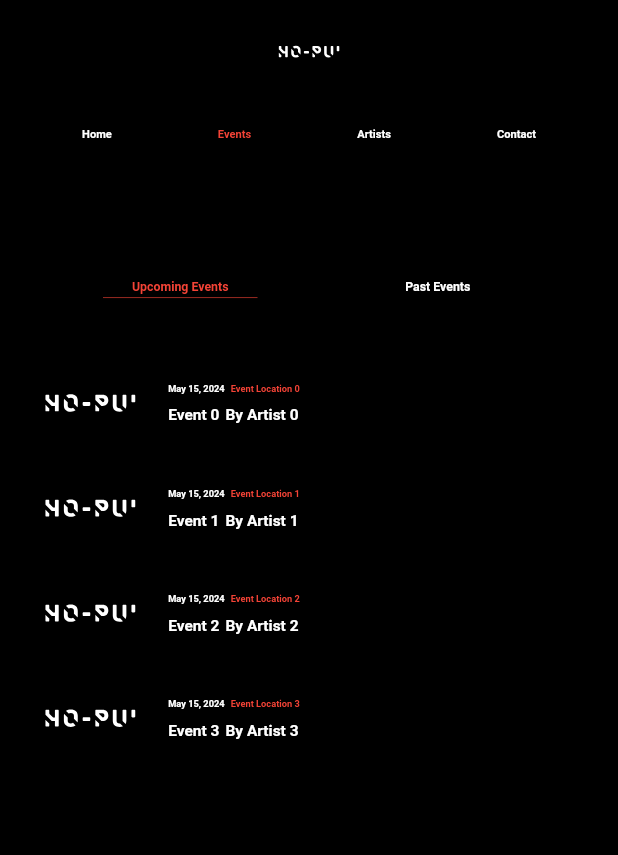
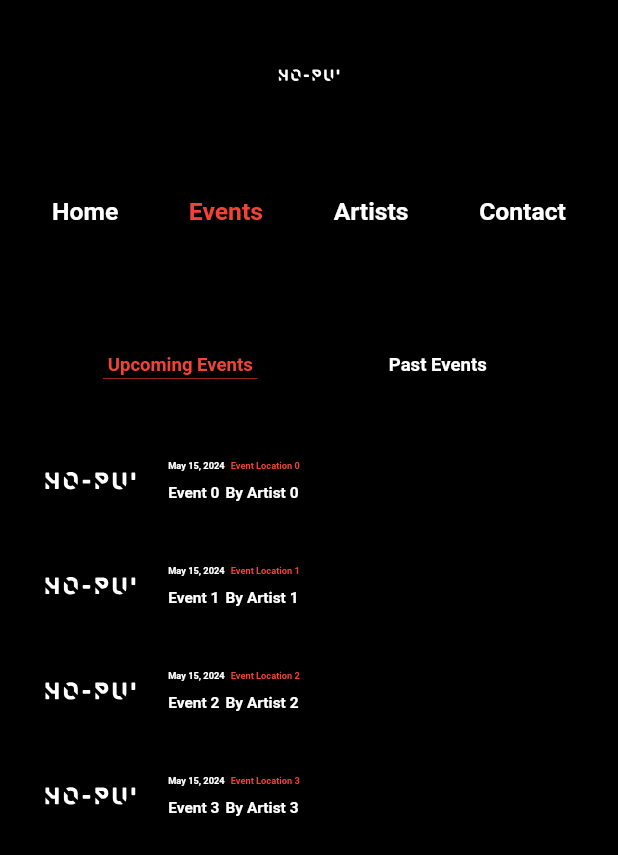
Before and after one commit to BerkaySaygilarlii/HoPu, a Flutter app: the screen it shows after launch, after a tap on "Events", on a phone screen of 412 x 824 dp. Shown: the top 855 px of the screen. Run offline on Flutter 3.47's test engine with Material 2 defaults, Android fonts, the phone set to English and light mode, and no system bars; our stand-ins replace flutter_svg.

Commit message:
home event done
home de event sayfasi hatasiz

```diff
--- a/hopuflutter/lib/main.dart
+++ b/hopuflutter/lib/main.dart
@@ -28,13 +28,16 @@ class _MyHomePageState extends State<MyHomePage> {
   final PageController _pageController = PageController();
   int _currentPageIndex = 0;
 
+
   @override
   Widget build(BuildContext context) {
+    var screenSize = MediaQuery.of(context).size;
     return Scaffold(
       backgroundColor: Colors.black,
       body: Column(
         children: [
           AnimatedCircularContainer(
+
             onTap: () {
               _pageController.animateToPage(
                 0, // HomePage'in index'i
@@ -51,7 +54,7 @@ class _MyHomePageState extends State<MyHomePage> {
             ),
           ),
           Container(
-            height: MediaQuery.of(context).size.height * 0.05,
+            height: screenSize.height * 0.1,
             color: Colors.black,
             child: Row(
               mainAxisAlignment: MainAxisAlignment.spaceEvenly,
@@ -90,6 +93,7 @@ class _MyHomePageState extends State<MyHomePage> {
   }
 
   Widget buildNavItem(int index, String title) {
+    var screenSize = MediaQuery.of(context).size;
     return GestureDetector(
       onTap: () {
         _pageController.animateToPage(
@@ -99,14 +103,15 @@ class _MyHomePageState extends State<MyHomePage> {
         );
       },
       child: Container(
-        padding: EdgeInsets.symmetric(horizontal: 16),
+        padding: EdgeInsets.symmetric(horizontal: screenSize.width*0.03),
         alignment: Alignment.center,
         child: Text(
           title,
           style: TextStyle(
             color: _currentPageIndex == index ? Colors.red : Colors.white,
             fontWeight: FontWeight.bold,
-            fontSize: MediaQuery.of(context).size.width * 0.018,
+            fontSize: screenSize.width * 0.04,
+
           ),
         ),
       ),
@@ -155,6 +160,7 @@ class _AnimatedCircularContainerState
 
   @override
   Widget build(BuildContext context) {
+    var screenSize = MediaQuery.of(context).size;
     return GestureDetector(
       onTap: () {
         widget.onTap();
@@ -164,7 +170,7 @@ class _AnimatedCircularContainerState
         animation: _animationController,
         builder: (context, child) {
           return Container(
-            padding: EdgeInsets.all(5),
+            padding: EdgeInsets.all(screenSize.width*0.05),
             decoration: BoxDecoration(
               shape: BoxShape.circle,
               color: widget.isActive
--- a/hopuflutter/lib/views/artistspage.dart
+++ b/hopuflutter/lib/views/artistspage.dart
@@ -10,7 +10,7 @@ class ArtistsPage extends StatelessWidget {
     return Scaffold(
       backgroundColor: Colors.black,
       body: ListView.builder(
-        itemCount: 4, // Toplam 2 satır olacak şekilde ayarlandı
+        itemCount: 5, // Toplam 2 satır olacak şekilde ayarlandı
         itemBuilder: (context, rowIndex) {
           return Container(
             margin: EdgeInsets.symmetric(vertical: MediaQuery.of(context).size.width*0.05),
@@ -97,7 +97,7 @@ class ArtistsPage extends StatelessWidget {
     required BuildContext context,
   }) {
     return Container(
-      padding: EdgeInsets.all(MediaQuery.of(context).size.width*0.06),
+      padding: EdgeInsets.all(MediaQuery.of(context).size.width*0.03),
       decoration: BoxDecoration(
               border: Border.all(color: Colors.red.withOpacity(0.3)),
               borderRadius: BorderRadius.circular(10),
@@ -117,7 +117,7 @@ class ArtistsPage extends StatelessWidget {
           SizedBox(height: MediaQuery.of(context).size.height*0.02),
           Text(
             artistName,
-            style: TextStyle(fontSize: MediaQuery.of(context).size.width*0.02, fontWeight: FontWeight.normal, color: Colors.white.withOpacity(0.6)),
+            style: TextStyle(fontSize: MediaQuery.of(context).size.width*0.03, fontWeight: FontWeight.normal, color: Colors.white.withOpacity(0.6)),
           ),
           SizedBox(height: MediaQuery.of(context).size.height*0.035),
           ElevatedButton(
@@ -129,11 +129,11 @@ class ArtistsPage extends StatelessWidget {
               shape: RoundedRectangleBorder(
               borderRadius: BorderRadius.circular(2.0), // Butonun köşe yarıçapı
               ),
-              padding: EdgeInsets.symmetric(vertical: MediaQuery.of(context).size.height*0.01, horizontal: MediaQuery.of(context).size.width*0.03),
+              padding: EdgeInsets.all(MediaQuery.of(context).size.width*0.03),
 
             ),
             child: Text('View More',
-            style: TextStyle(fontSize: MediaQuery.of(context).size.width*0.02, fontWeight: FontWeight.normal, color: Colors.white),),
+            style: TextStyle(fontSize: MediaQuery.of(context).size.width*0.03, fontWeight: FontWeight.normal, color: Colors.white),),
           ),
         ],
       ),
--- a/hopuflutter/lib/views/eventpage.dart
+++ b/hopuflutter/lib/views/eventpage.dart
@@ -20,7 +20,7 @@ class _EventPageState extends State<EventPage> {
       backgroundColor: Colors.black,
       body: Column(
         children: [
-          SizedBox(height: MediaQuery.of(context).size.height/20,),
+          SizedBox(height: MediaQuery.of(context).size.height/40,),
           Container(
             height: screenSize.height * 0.1,
             color: Colors.black, // App bar altındaki renk
@@ -71,7 +71,7 @@ class _EventPageState extends State<EventPage> {
     style: TextStyle(
       color: _currentPageIndex == index ? Colors.red : Colors.white,
       fontWeight: FontWeight.bold,
-      fontSize: MediaQuery.of(context).size.width * 0.02,
+      fontSize: MediaQuery.of(context).size.width * 0.03,
     ),
   ),
   SizedBox(height: MediaQuery.of(context).size.width * 0.005), // Adjust the spacing
--- a/hopuflutter/lib/views/homepage.dart
+++ b/hopuflutter/lib/views/homepage.dart
@@ -15,17 +15,18 @@ class _HomePageState extends State<HomePage> {
   Widget build(BuildContext context) {
     return Scaffold(
       backgroundColor: Colors.black,
-      body:Center(
+      body:SingleChildScrollView(
+        child: Center(
           child: Column(
           mainAxisAlignment: MainAxisAlignment.start, // Dikeyde ortalamayı ayarlar
           children: [
-          SizedBox(height: MediaQuery.of(context).size.height/10),
+            SizedBox(height: MediaQuery.of(context).size.height/20),
             Text(
               'Global Talent Agency for Electronic Music',
               textAlign: TextAlign.center,
-            style: TextStyle(fontSize: MediaQuery.of(context).size.height/12,color: Colors.white),
+              style: TextStyle(fontSize: MediaQuery.of(context).size.height/15,color: Colors.white),
             ),
-          SizedBox(height: MediaQuery.of(context).size.height/10),
+            SizedBox(height: MediaQuery.of(context).size.height/20),
             ElevatedButton(
         onPressed: widget.onSeeAllEventsPressed,
         style: ElevatedButton.styleFrom(
@@ -35,16 +36,17 @@ class _HomePageState extends State<HomePage> {
           shape: RoundedRectangleBorder(
         borderRadius: BorderRadius.circular(2.0), // Butonun köşe yarıçapı
           ),
-    padding: EdgeInsets.symmetric(vertical: MediaQuery.of(context).size.height/20, horizontal: MediaQuery.of(context).size.height/20),
+          padding: EdgeInsets.all(MediaQuery.of(context).size.height/40),
 
         ),
         child: Text('See All Events',
-  style: TextStyle(fontSize: 25),),
+        style: TextStyle(fontSize: MediaQuery.of(context).size.width/30),),
       )
 
           ],
         ),
         ),
+      ),
     );
   }
 }
```
Also changed, not shown: 4 other files. Lines whose indentation alone changed are shown as unchanged.
